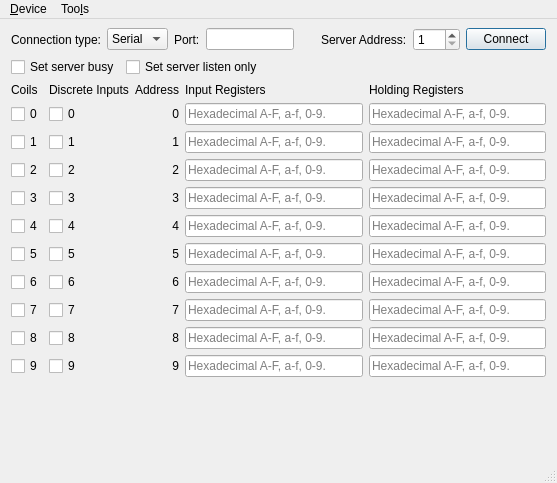
Before: the Qt Designer form Qt/my_programm/MODBUS/serialbus/modbus/slave/src/ui/mainwindow.ui in RinatB2017/mega_GIT, drawn with Qt 5.
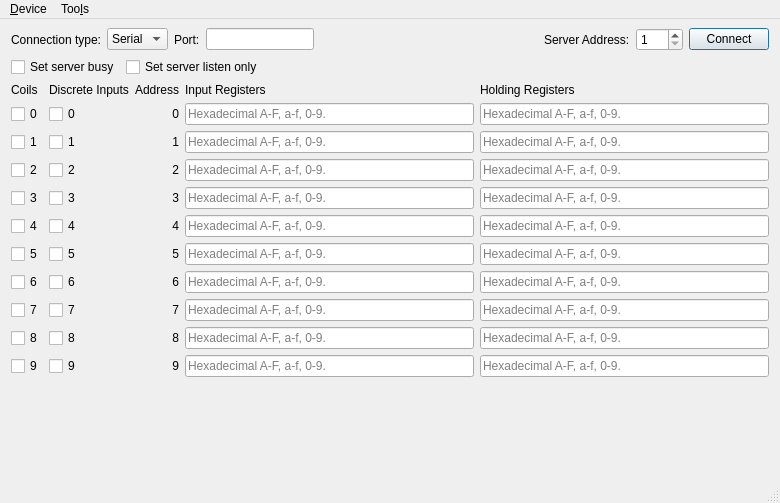
After: the same form once the commit is applied. Icons and pictures are not drawn.

```diff
--- a/Qt/my_programm/MODBUS/serialbus/modbus/slave/src/ui/mainwindow.ui
+++ b/Qt/my_programm/MODBUS/serialbus/modbus/slave/src/ui/mainwindow.ui
@@ -6,8 +6,8 @@
    <rect>
     <x>0</x>
     <y>0</y>
-    <width>557</width>
-    <height>483</height>
+    <width>780</width>
+    <height>503</height>
    </rect>
   </property>
   <property name="windowTitle">
@@ -752,8 +752,8 @@
     <rect>
      <x>0</x>
      <y>0</y>
-     <width>557</width>
-     <height>29</height>
+     <width>780</width>
+     <height>24</height>
     </rect>
    </property>
    <widget class="QMenu" name="menu_Device">
```
